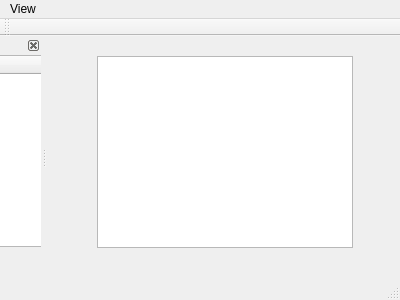
Before: the Qt Designer form mainwindow.ui in qinxian57/Demo1, drawn with Qt 5.
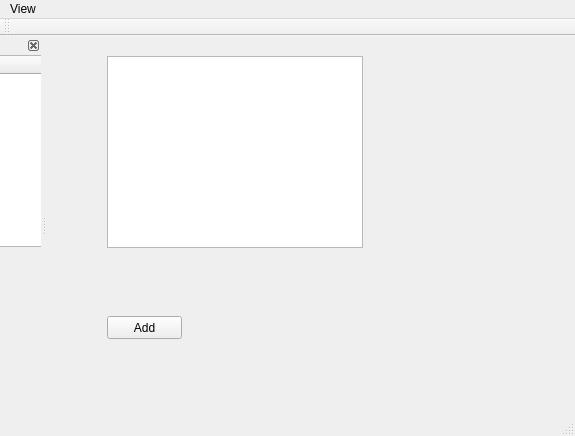
After: the same form once the commit is applied.

```diff
--- a/mainwindow.ui
+++ b/mainwindow.ui
@@ -6,31 +6,44 @@
    <rect>
     <x>0</x>
     <y>0</y>
-    <width>400</width>
-    <height>300</height>
+    <width>575</width>
+    <height>436</height>
    </rect>
   </property>
   <property name="windowTitle">
    <string>MainWindow</string>
   </property>
   <widget class="QWidget" name="centralWidget">
-   <widget class="QListWidget" name="listWidget">
+   <widget class="QTableView" name="tableView">
     <property name="geometry">
      <rect>
-      <x>50</x>
+      <x>60</x>
       <y>20</y>
       <width>256</width>
       <height>192</height>
      </rect>
     </property>
    </widget>
+   <widget class="QPushButton" name="pushButton">
+    <property name="geometry">
+     <rect>
+      <x>60</x>
+      <y>280</y>
+      <width>75</width>
+      <height>23</height>
+     </rect>
+    </property>
+    <property name="text">
+     <string>Add</string>
+    </property>
+   </widget>
   </widget>
   <widget class="QMenuBar" name="menuBar">
    <property name="geometry">
     <rect>
      <x>0</x>
      <y>0</y>
-     <width>400</width>
+     <width>575</width>
      <height>23</height>
     </rect>
    </property>
```
